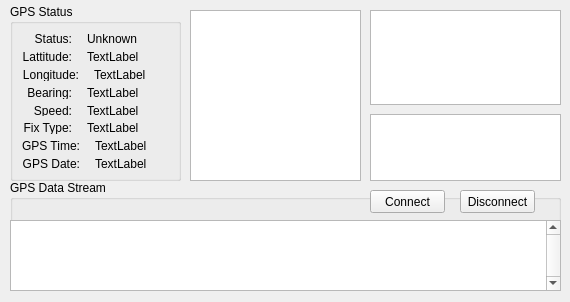
Qt form ground/src/plugins/gpsdisplay/gpsdisplaywidget.ui (openpilot/OpenPilot) before a commit.
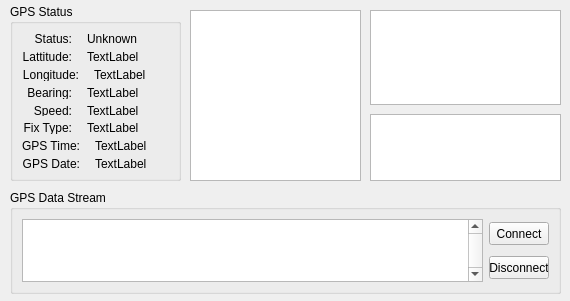
The same form after that commit.

Commit message: Make handles bigger for resizing gadgets.

Patch:
```diff
--- a/ground/src/plugins/gpsdisplay/gpsdisplaywidget.ui
+++ b/ground/src/plugins/gpsdisplay/gpsdisplaywidget.ui
@@ -7,7 +7,7 @@
     <x>0</x>
     <y>0</y>
     <width>570</width>
-    <height>302</height>
+    <height>301</height>
    </rect>
   </property>
   <property name="windowTitle">
@@ -444,9 +444,9 @@
    <property name="geometry">
     <rect>
      <x>10</x>
-     <y>180</y>
+     <y>190</y>
      <width>551</width>
-     <height>111</height>
+     <height>104</height>
     </rect>
    </property>
    <property name="sizePolicy">
@@ -458,15 +458,9 @@
    <property name="title">
     <string>GPS Data Stream</string>
    </property>
+   <layout class="QGridLayout" name="gridLayout_2">
+    <item row="0" column="0" rowspan="2">
    <widget class="QTextBrowser" name="textBrowser">
-    <property name="geometry">
-     <rect>
-      <x>0</x>
-      <y>40</y>
-      <width>551</width>
-      <height>71</height>
-     </rect>
-    </property>
     <property name="font">
      <font>
       <family>Courier New</family>
@@ -480,32 +474,34 @@
      <enum>QTextEdit::WidgetWidth</enum>
     </property>
    </widget>
+    </item>
+    <item row="0" column="1">
    <widget class="QPushButton" name="connectButton">
-    <property name="geometry">
-     <rect>
-      <x>360</x>
-      <y>10</y>
-      <width>75</width>
+      <property name="maximumSize">
+       <size>
+        <width>60</width>
       <height>23</height>
-     </rect>
+       </size>
     </property>
     <property name="text">
      <string>Connect</string>
     </property>
    </widget>
+    </item>
+    <item row="1" column="1">
    <widget class="QPushButton" name="pushButton_2">
-    <property name="geometry">
-     <rect>
-      <x>450</x>
-      <y>10</y>
-      <width>75</width>
+      <property name="maximumSize">
+       <size>
+        <width>60</width>
       <height>23</height>
-     </rect>
+       </size>
     </property>
     <property name="text">
      <string>Disconnect</string>
     </property>
    </widget>
+    </item>
+   </layout>
   </widget>
   <widget class="QGraphicsView" name="flatEarth">
    <property name="geometry">
```
Lines whose indentation alone changed are shown as unchanged. The commit also changes 1 other file.
